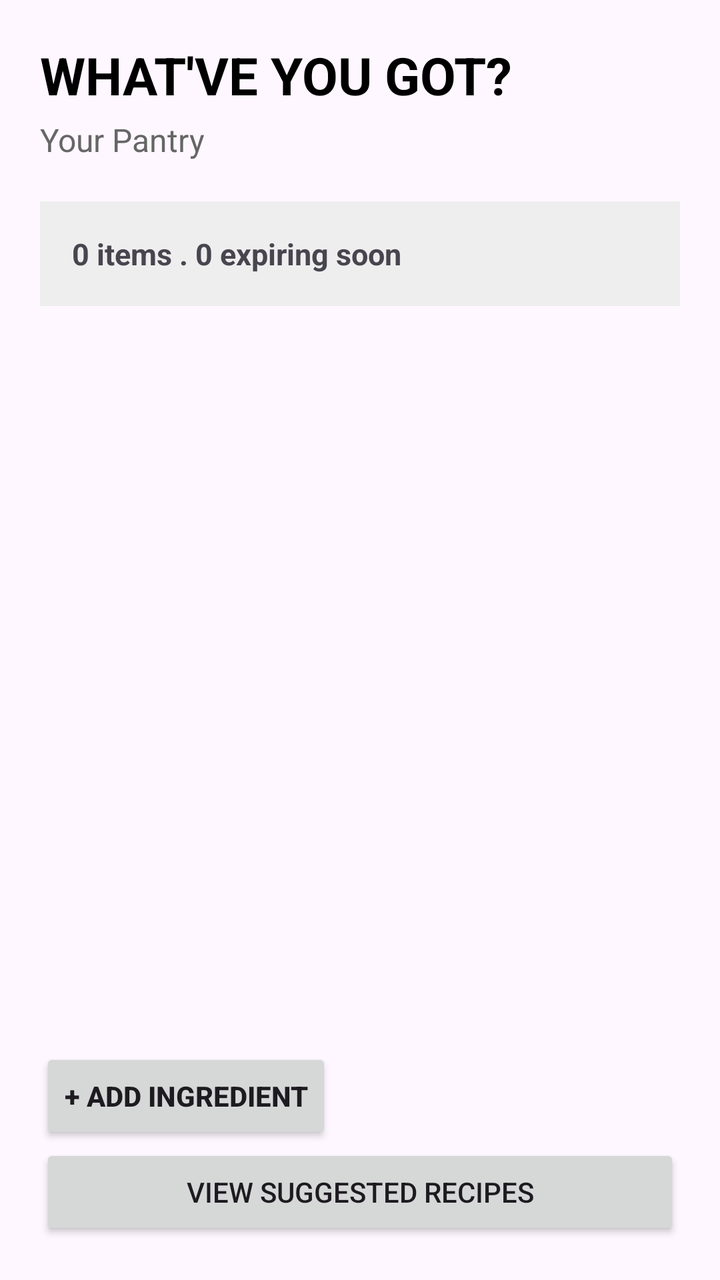
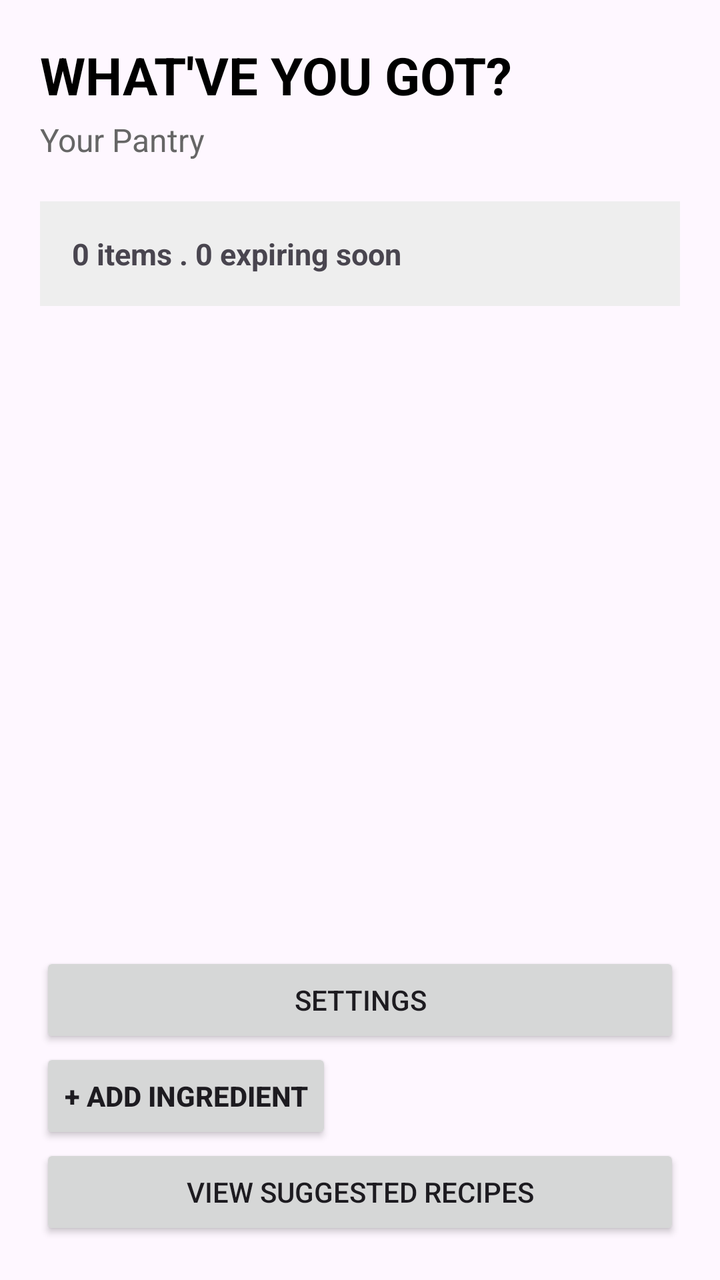

Before-and-after screenshots of an Android layout around one commit, followed by the original layout XML and the change that was made.
<!-- AndroidManifest.xml: application theme Theme.GotEmRecipes -->
<!-- res/layout/activity_pantry.xml -->
<?xml version="1.0" encoding="utf-8"?>
<androidx.constraintlayout.widget.ConstraintLayout
    xmlns:android="http://schemas.android.com/apk/res/android"
    xmlns:app="http://schemas.android.com/apk/res-auto"
    xmlns:tools="http://schemas.android.com/tools"
    android:layout_width="match_parent"
    android:layout_height="match_parent"
    android:padding="20dp"
    tools:context=".PantryActivity">
    
    <TextView
        android:id="@+id/textPantryTitle"
        android:layout_width="0dp"
        android:layout_height="wrap_content"
        android:text="WHAT'VE YOU GOT?"
        android:textSize="26sp"
        android:textStyle="bold"
        android:textColor="@android:color/black"
        app:layout_constraintTop_toTopOf="parent"
        app:layout_constraintStart_toStartOf="parent"
        app:layout_constraintEnd_toEndOf="parent" />
    <TextView
        android:id="@+id/textPantrySubtitle"
        android:layout_width="0dp"
        android:layout_height="wrap_content"
        android:text="Your Pantry"
        android:textSize="16sp"
        android:textColor="#666666"
        android:layout_marginTop="4dp"
        app:layout_constraintTop_toBottomOf="@+id/textPantryTitle"
        app:layout_constraintStart_toStartOf="parent"
        app:layout_constraintEnd_toEndOf="parent" />

    <TextView
        android:id="@+id/textPantrySummary"
        android:layout_width="0dp"
        android:layout_height="wrap_content"
        android:text="0 items . 0 expiring soon"
        android:textSize="15sp"
        android:textStyle="bold"
        android:padding="16dp"
        android:layout_marginTop="20dp"
        android:background="#EEEEEE"
        app:layout_constraintTop_toBottomOf="@+id/textPantrySubtitle"
        app:layout_constraintStart_toStartOf="parent"
        app:layout_constraintEnd_toEndOf="parent" />

    <androidx.recyclerview.widget.RecyclerView
        android:id="@+id/recyclerPantryItems"
        android:layout_width="0dp"
        android:layout_height="0dp"
        android:layout_marginTop="16dp"
        android:clipToPadding="false"
        app:layout_constraintTop_toBottomOf="@id/textPantrySummary"
        app:layout_constraintBottom_toTopOf="@id/buttonAddIngredient"
        app:layout_constraintStart_toStartOf="parent"
        app:layout_constraintEnd_toEndOf="parent"
        tools:listitem="@android:layout/simple_list_item_2" />
    <Button
        android:id="@+id/buttonAddIngredient"
        android:layout_width="0dp"
        android:layout_height="wrap_content"
        android:text="+ ADD INGREDIENT"
        android:textStyle="bold"
        android:layout_marginTop="12dp"
        app:layout_constraintBottom_toBottomOf="parent"
        app:layout_constraintStart_toStartOf="parent"
        app:layout_constraintBottom_toTopOf="@+id/buttonViewRecipes" />

    <Button
        android:id="@+id/buttonViewRecipes"
        android:layout_width="0dp"
        android:layout_height="wrap_content"
        android:text="VIEW SUGGESTED RECIPES"
        android:layout_marginTop="8dp"
        app:layout_constraintStart_toStartOf="parent"
        app:layout_constraintEnd_toEndOf="parent"
        app:layout_constraintBottom_toBottomOf="parent" />



</androidx.constraintlayout.widget.ConstraintLayout>
<!-- resources referenced by this layout -->
<resources>
  <style name="Theme.GotEmRecipes" parent="Base.Theme.GotEmRecipes" />
  <style name="Base.Theme.GotEmRecipes" parent="Theme.Material3.DayNight.NoActionBar">
          
          
      </style>
</resources>

<!-- the commit's change to res/layout/activity_pantry.xml (unified diff, before → after) -->
@@ -77,6 +77,16 @@
         app:layout_constraintEnd_toEndOf="parent"
         app:layout_constraintBottom_toBottomOf="parent" />
 
+    <Button
+        android:id="@+id/buttonSettings"
+        android:layout_width="0dp"
+        android:layout_height="wrap_content"
+        android:text="SETTINGS"
+        android:layout_marginTop="8dp"
+        app:layout_constraintStart_toStartOf="parent"
+        app:layout_constraintEnd_toEndOf="parent"
+        app:layout_constraintBottom_toTopOf="@+id/buttonAddIngredient" />
+
 
 
 </androidx.constraintlayout.widget.ConstraintLayout>
